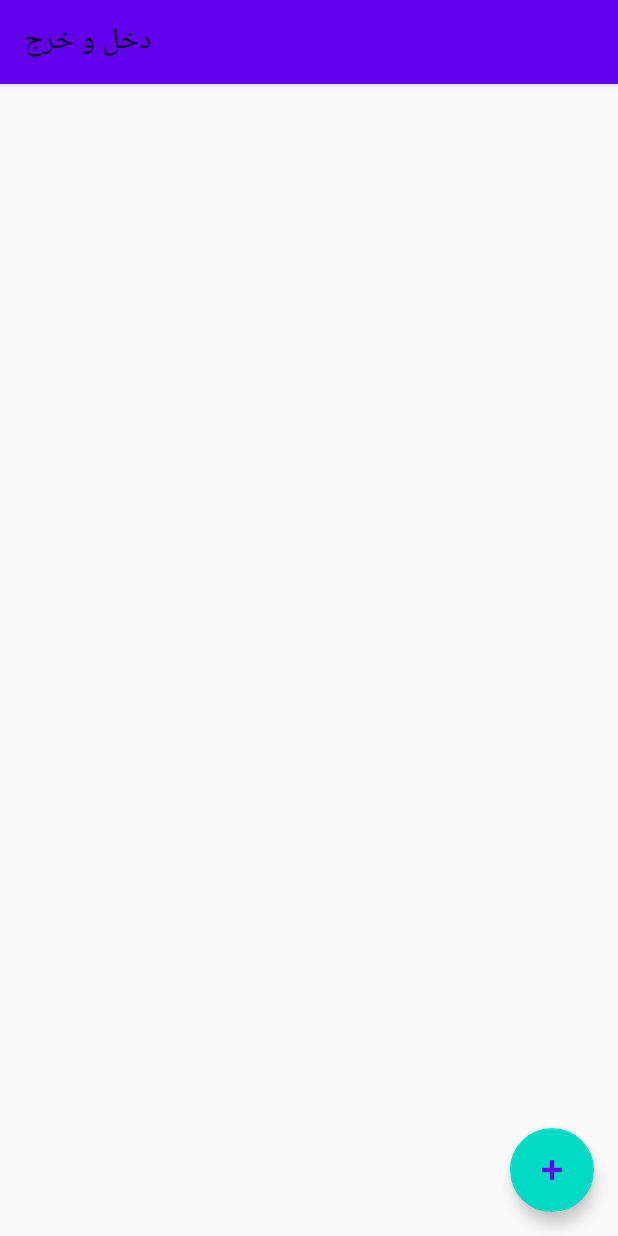
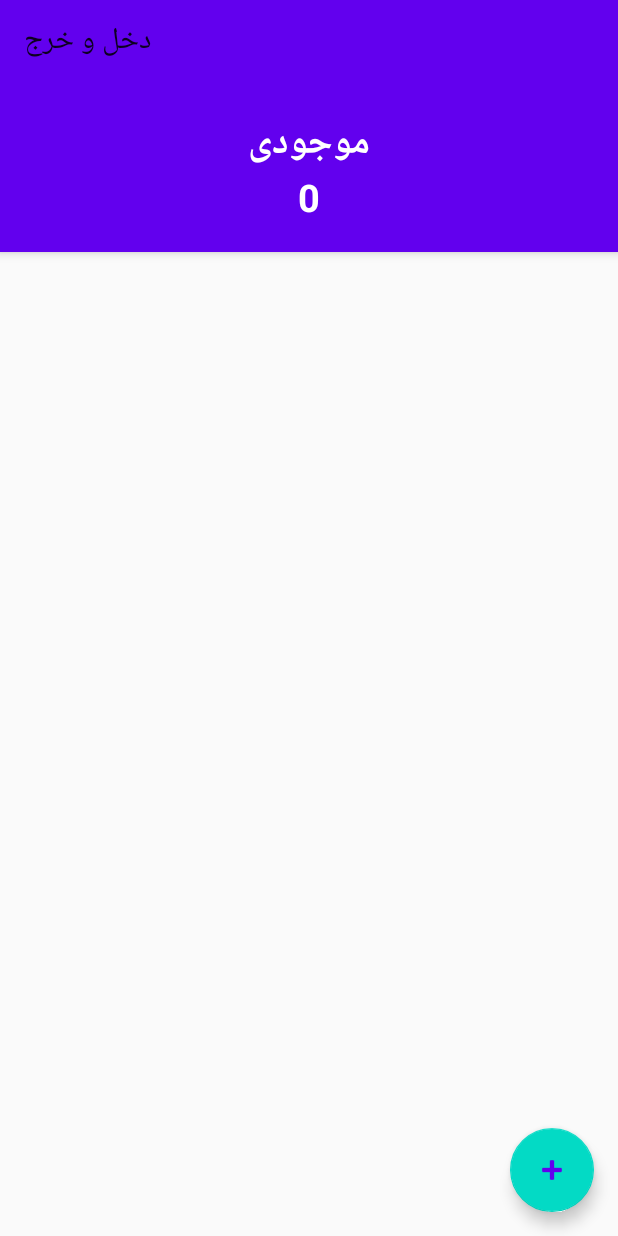
Before and after one commit to mahdi-hosseinnion/Dakhllo-Kharj, an Android app: the screen it shows after launch (MainActivity), on a phone screen of 412 x 824 dp. Run offline under Robolectric (Android 15) with nearby library versions, the phone set to English and light mode, and no system bars; our stand-ins replace Room's generated code.

Commit message:
mojodi milady timestamp 3 ta 3 ta jodakardan mojodi

```diff
--- a/app/src/main/java/com/example/dakhllokharj/MainActivity.java
+++ b/app/src/main/java/com/example/dakhllokharj/MainActivity.java
@@ -7,21 +7,31 @@ import androidx.recyclerview.widget.LinearLayoutManager;
 import androidx.recyclerview.widget.RecyclerView;
 
 import android.content.Intent;
+import android.graphics.Color;
 import android.os.Bundle;
+import android.text.Editable;
+import android.text.TextWatcher;
 import android.util.Log;
 import android.view.View;
+import android.widget.TextView;
 
 import com.example.dakhllokharj.adapter.ReceiptRecyclerAdapter;
+import com.example.dakhllokharj.asyncTask.GetAmountsAsyncTask;
 import com.example.dakhllokharj.database.MyDataBase;
 import com.example.dakhllokharj.database.Receipt;
+import com.example.dakhllokharj.interfaces.TaskDelegate;
 import com.google.android.material.floatingactionbutton.FloatingActionButton;
 
+import java.text.DecimalFormat;
+import java.text.NumberFormat;
 import java.util.ArrayList;
 import java.util.Collections;
 import java.util.List;
 
 public class MainActivity extends AppCompatActivity implements
-        FloatingActionButton.OnClickListener {
+        FloatingActionButton.OnClickListener ,
+        TaskDelegate
+         {
     //var
     private static final String TAG = "MainActivity";
     MyDataBase myDataBase;
@@ -30,6 +40,7 @@ public class MainActivity extends AppCompatActivity implements
     //ui component
     private RecyclerView recycler_receipt;
     private FloatingActionButton fab_add;
+    private TextView txt_mojodi;
 
     @Override
     protected void onCreate(Bundle savedInstanceState) {
@@ -70,6 +81,7 @@ public class MainActivity extends AppCompatActivity implements
 
     private void findViews() {
         recycler_receipt = findViewById(R.id.recycler_receipt);
+        txt_mojodi = findViewById(R.id.txt_mojodi);
         fab_add=findViewById(R.id.fab_add);
         fab_add.setOnClickListener(this);
 
@@ -79,4 +91,22 @@ public class MainActivity extends AppCompatActivity implements
     public void onClick(View v) {
         startActivity(new Intent(this,AddActivity.class));
     }
+
+    @Override
+    protected void onResume() {
+        new GetAmountsAsyncTask(myDataBase.dao(),this).execute();
+        super.onResume();
+    }
+
+    @Override
+    public void onAmountsRetrieved(int sum) {
+        NumberFormat formatter =new DecimalFormat("#,###,###,###");
+        if (sum<0){
+            txt_mojodi.setTextColor(Color.RED);
+        }else
+            txt_mojodi.setTextColor(Color.WHITE);
+        txt_mojodi.setText("موجودی\n"+formatter.format(sum));
+    }
+
+
 }
--- /dev/null
+++ b/app/src/main/java/com/example/dakhllokharj/asyncTask/GetAmountsAsyncTask.java
@@ -0,0 +1,46 @@
+package com.example.dakhllokharj.asyncTask;
+
+import android.os.AsyncTask;
+
+import com.example.dakhllokharj.database.Dao;
+import com.example.dakhllokharj.database.Receipt;
+import com.example.dakhllokharj.interfaces.TaskDelegate;
+
+import java.lang.ref.WeakReference;
+import java.util.ArrayList;
+import java.util.List;
+
+public class GetAmountsAsyncTask extends AsyncTask<Receipt, Void, Integer> {
+    private Dao dao;
+    private WeakReference<TaskDelegate> taskDelegate;
+
+    public GetAmountsAsyncTask(Dao dao, TaskDelegate taskDelegate) {
+        this.taskDelegate = new WeakReference<>(taskDelegate);
+        this.dao = dao;
+    }
+
+    @Override
+    protected Integer doInBackground(Receipt... receipts) {
+        List<Integer> amounts = new ArrayList<>(dao.getAllAmounts());
+        int sum = 0;
+        if (amounts !=null && amounts.size() > 0) {
+
+            for (Integer amount : amounts) {
+                sum += amount;
+            }
+            amounts.clear();
+        }
+        return sum;
+    }
+
+    @Override
+    protected void onPostExecute(Integer integer) {
+        taskDelegate.get().onAmountsRetrieved(integer);
+        super.onPostExecute(integer);
+    }
+//    @Override
+//    protected Void doInBackground(Receipt... receipts) {
+//        dao.insertReceipt(receipts);
+//        return null;
+//    }
+}
--- a/app/src/main/java/com/example/dakhllokharj/database/Dao.java
+++ b/app/src/main/java/com/example/dakhllokharj/database/Dao.java
@@ -14,6 +14,8 @@ public interface Dao {
     long[] insertReceipt(Receipt... receipts);
     @Query("SELECT * FROM mainTransaction")
     LiveData<List<Receipt>>getAllReceipt();
+    @Query("SELECT amount FROM mainTransaction")
+    List<Integer>getAllAmounts();
     @Update
     int updateReceipt(Receipt... receipts);
     @Delete
--- /dev/null
+++ b/app/src/main/java/com/example/dakhllokharj/interfaces/TaskDelegate.java
@@ -0,0 +1,5 @@
+package com.example.dakhllokharj.interfaces;
+
+public interface TaskDelegate {
+    void onAmountsRetrieved(int sum);
+}
--- a/app/src/main/res/layout/activity_main.xml
+++ b/app/src/main/res/layout/activity_main.xml
@@ -18,6 +18,15 @@
             app:title="دخل و خرج"
             android:layout_width="match_parent"
             android:layout_height="?attr/actionBarSize"/>
+        <TextView
+            android:id="@+id/txt_mojodi"
+            android:layout_width="match_parent"
+            android:layout_height="112dp"
+            android:gravity="center"
+            android:textColor="#ffffff"
+            android:textSize="25sp"
+            android:textStyle="bold"
+            android:text="موجودی"/>
     </com.google.android.material.appbar.AppBarLayout>
 
     <androidx.recyclerview.widget.RecyclerView
```
Also changed, not shown: app/src/main/java/com/example/dakhllokharj/AddActivity.java (+54 -2 lines), app/src/main/java/com/example/dakhllokharj/adapter/ReceiptRecyclerAdapter.java (+6 -1 lines), app/src/main/java/com/example/dakhllokharj/util/utility.java (added, +11 -0 lines), app/src/main/res/layout/item_transcation.xml (+7 -2 lines).
